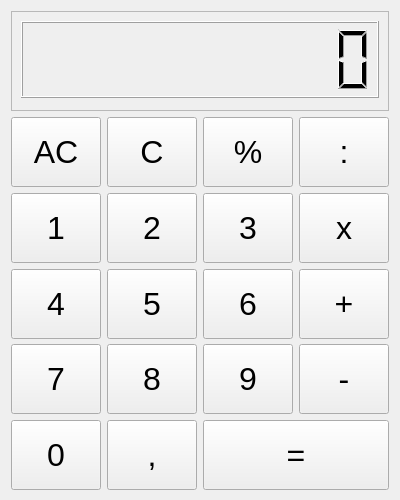
First picture: the form in QtCalc/qtcalc.ui, repository GrigorySol/CodingPractice, before the edit.
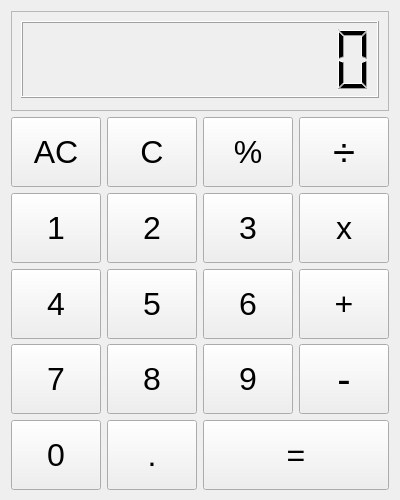
Second picture: the form after the edit.

Commit message: All buttons work properly now.

Patch:
```diff
--- a/QtCalc/qtcalc.ui
+++ b/QtCalc/qtcalc.ui
@@ -163,7 +163,7 @@
         </font>
        </property>
        <property name="text">
-        <string>,</string>
+        <string>.</string>
        </property>
       </widget>
      </item>
@@ -255,7 +255,7 @@
        </property>
        <property name="font">
         <font>
-         <pointsize>24</pointsize>
+         <pointsize>30</pointsize>
         </font>
        </property>
        <property name="text">
@@ -447,11 +447,11 @@
        </property>
        <property name="font">
         <font>
-         <pointsize>24</pointsize>
+         <pointsize>30</pointsize>
         </font>
        </property>
        <property name="text">
-        <string>:</string>
+        <string>÷</string>
        </property>
       </widget>
      </item>
```
Left out of the diff: 2 changed lines with no effect on the pictures.
